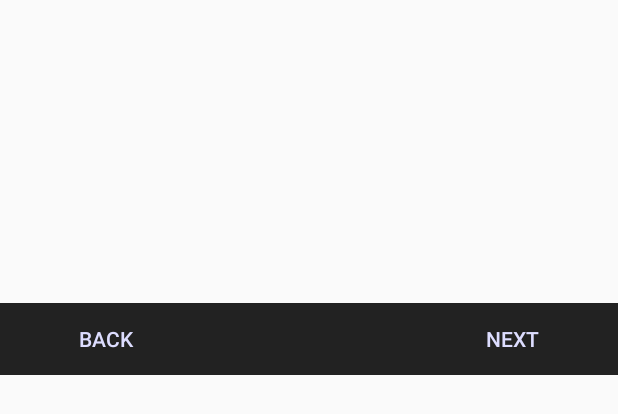
After one commit to ronsaran2009/Recipe, an Android app: the layout fragment_choose_menu.xml on its own in the app's theme, with its tools: preview values and no code run, on a phone screen of 412 x 824 dp. The commit adds this screen. Shown: the top 414 px of the screen. Run offline under Robolectric (Android 15) with nearby library versions, the phone set to English and light mode, and no system bars.

Commit message:
ADD Fragment Choose_menu

```diff
--- /dev/null
+++ b/app/src/main/res/layout/fragment_choose_menu.xml
@@ -0,0 +1,53 @@
+<?xml version="1.0" encoding="utf-8"?>
+<LinearLayout xmlns:android="http://schemas.android.com/apk/res/android"
+    xmlns:tools="http://schemas.android.com/tools"
+
+    android:layout_width="match_parent"
+    android:layout_height="250dp"
+    android:orientation="vertical">
+
+    <android.support.v4.view.ViewPager
+        android:id="@+id/viewpager"
+        android:layout_width="match_parent"
+        android:layout_height="match_parent"
+        android:layout_weight="0.75">
+
+    </android.support.v4.view.ViewPager>
+
+    <LinearLayout
+        android:layout_width="match_parent"
+        android:layout_height="wrap_content"
+        android:background="@color/colorBlack"
+        android:orientation="horizontal">
+
+        <Button
+            android:id="@+id/backBtn"
+            android:layout_width="wrap_content"
+            android:layout_height="wrap_content"
+            android:layout_weight="0.20"
+            android:text="BACK"
+            android:background="@null"
+            android:textColor="@color/colorWhite"/>
+
+        <LinearLayout
+            android:id="@+id/dots"
+            android:layout_width="wrap_content"
+            android:layout_height="wrap_content"
+            android:layout_weight="0.50"
+            android:orientation="horizontal"
+            android:gravity="center_horizontal">
+
+        </LinearLayout>
+
+        <Button
+            android:id="@+id/nextBtn"
+            android:layout_width="wrap_content"
+            android:layout_height="wrap_content"
+            android:layout_weight="0.20"
+            android:text="NEXT"
+            android:background="@null"
+            android:textColor="@color/colorWhite"/>
+
+    </LinearLayout>
+
+</LinearLayout>
--- a/app/src/main/res/values/colors.xml
+++ b/app/src/main/res/values/colors.xml
@@ -3,4 +3,7 @@
     <color name="colorPrimary">#E96060</color>
     <color name="colorPrimaryDark">#7C564F</color>
     <color name="colorAccent">#F3B15A</color>
+
+    <color name="colorBlack">#222</color>
+    <color name="colorWhite">#ddf</color>
 </resources>
--- a/app/src/main/res/values/strings.xml
+++ b/app/src/main/res/values/strings.xml
@@ -10,4 +10,7 @@
 
     <string name="open">Open</string>
     <string name="close">Close</string>
+
+    <!-- Choose Menu -->
+    <string name="choose_menu_header">แกง</string>
 </resources>
```
Also changed, not shown: app/src/main/res/layout/item_choose_menu.xml (added, +37 -0 lines).
